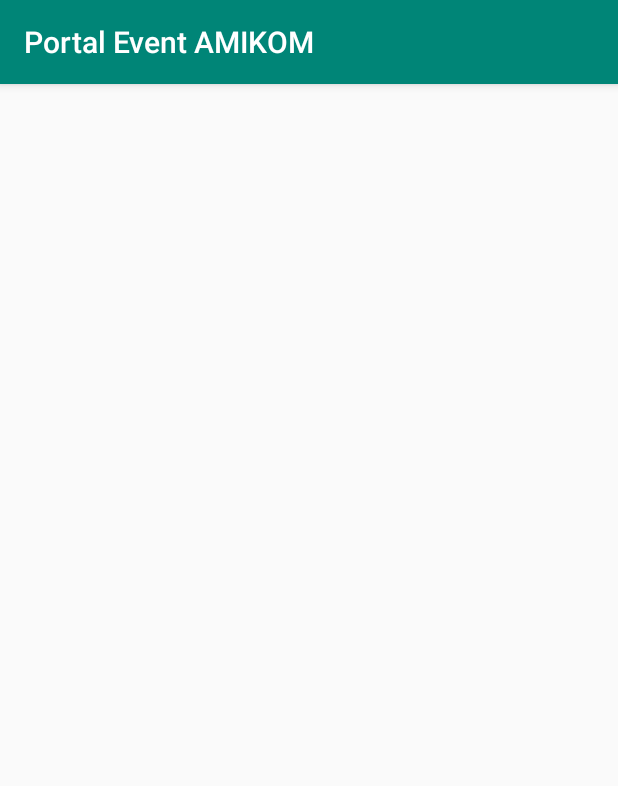
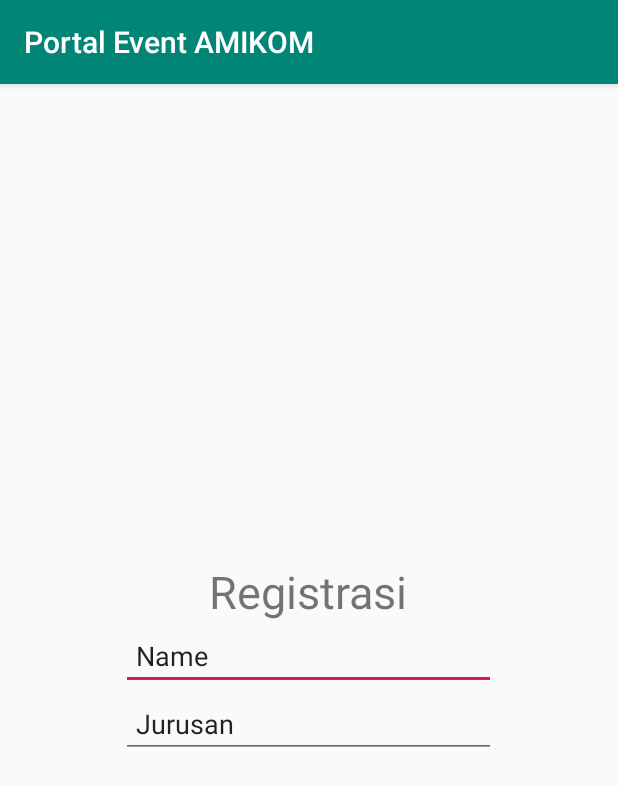
Before and after one commit to aggtrydi/Portal-Event-AMIKOM, an Android app: the registrasi_menu screen opened directly, with no data from a screen before it, on a phone screen of 412 x 824 dp. Shown: the top 786 px of the screen. Run offline under Robolectric (Android 15) with nearby library versions, the phone set to English and light mode, and no system bars.

Commit message:
iki layout registrasi durung rampung, dan mengko tak terosne... gur areo nyobo push data

```diff
--- a/app/src/main/res/layout/activity_registrasi_menu.xml
+++ b/app/src/main/res/layout/activity_registrasi_menu.xml
@@ -1,9 +1,36 @@
 <?xml version="1.0" encoding="utf-8"?>
-<androidx.constraintlayout.widget.ConstraintLayout xmlns:android="http://schemas.android.com/apk/res/android"
+<LinearLayout xmlns:android="http://schemas.android.com/apk/res/android"
     xmlns:app="http://schemas.android.com/apk/res-auto"
     xmlns:tools="http://schemas.android.com/tools"
     android:layout_width="match_parent"
+    android:orientation="vertical"
+    android:gravity="center"
     android:layout_height="match_parent"
     tools:context=".registrasi_menu">
 
-</androidx.constraintlayout.widget.ConstraintLayout>
+
+    <TextView
+        android:layout_width="wrap_content"
+        android:layout_height="wrap_content"
+        android:text="Registrasi"
+        android:textSize="30dp"
+        />
+
+    <EditText
+        android:id="@+id/reg_name"
+        android:layout_width="250dp"
+        android:layout_height="wrap_content"
+        android:ems="10"
+        android:paddingLeft="10dp"
+        android:inputType="textPersonName"
+        android:text="Name" />
+
+    <EditText
+        android:id="@+id/reg_jurusan"
+        android:layout_width="250dp"
+        android:layout_height="wrap_content"
+        android:text="Jurusan"
+        android:paddingLeft="10dp"
+
+    />
+</LinearLayout>
```
